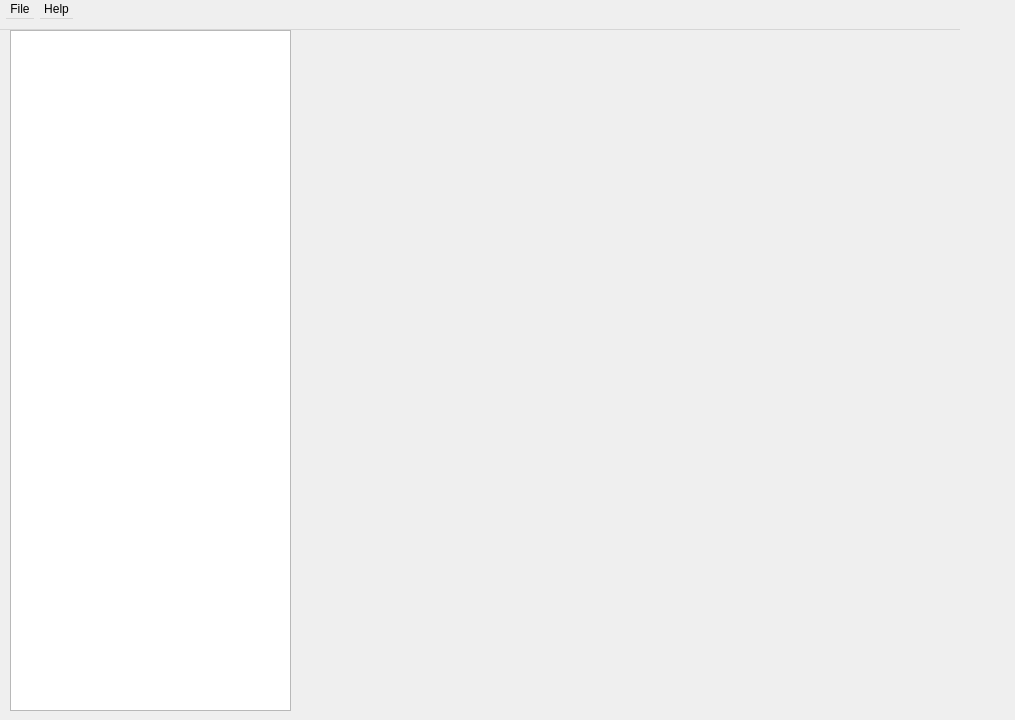
Old version of the form ui/main_window.ui in the repository MYBJ185/ArcNeuroViz.
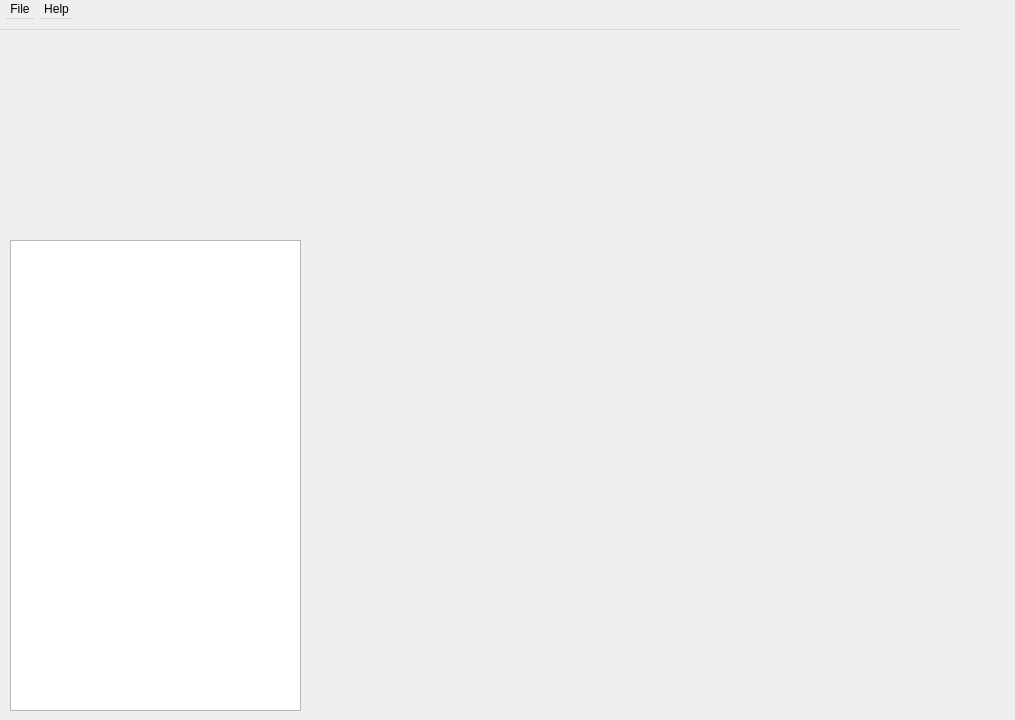
New version of the form. Custom widgets are drawn as their Qt base class.

```diff
--- a/ui/main_window.ui
+++ b/ui/main_window.ui
@@ -39,13 +39,34 @@
    <property name="geometry">
     <rect>
      <x>10</x>
+     <y>240</y>
+     <width>291</width>
+     <height>471</height>
+    </rect>
+   </property>
+  </widget>
+  <widget class="QVTKRenderWindowInteractor" name="BrainWidget" native="true">
+   <property name="enabled">
+    <bool>true</bool>
+   </property>
+   <property name="geometry">
+    <rect>
+     <x>10</x>
      <y>30</y>
-     <width>281</width>
-     <height>681</height>
+     <width>291</width>
+     <height>201</height>
     </rect>
    </property>
   </widget>
  </widget>
+ <customwidgets>
+  <customwidget>
+   <class>QVTKRenderWindowInteractor</class>
+   <extends>QWidget</extends>
+   <header>vtkmodules.qt.QVTKRenderWindowInteractor</header>
+   <container>1</container>
+  </customwidget>
+ </customwidgets>
  <resources/>
  <connections/>
 </ui>
```
